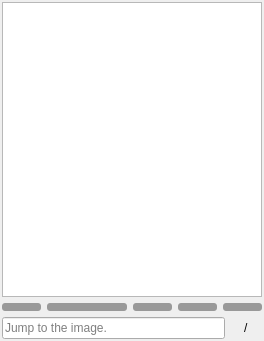
Above: ISAT/ui/file_dock.ui from yatengLG/ISAT_with_segment_anything before the change. Below: the same form after it.
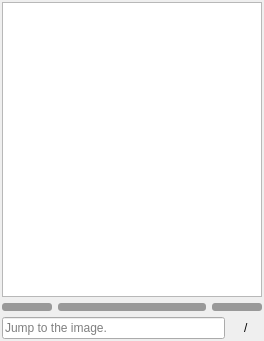
That is the form after the change.

Commit message: - 现在支持使用远程服务器进行sam encoding，需安装isat-sam-backend

What changed in the file:
```diff
--- a/ISAT/ui/file_dock.ui
+++ b/ISAT/ui/file_dock.ui
@@ -117,53 +117,7 @@
          <string>Next 1 image SAM state</string>
         </property>
         <property name="whatsThis">
-         <string>Next 1 image SAM state.</string>
-        </property>
-        <property name="styleSheet">
-         <string notr="true">background-color: rgb(153, 153, 153);
-border-radius: 3px;</string>
-        </property>
-        <property name="text">
-         <string/>
-        </property>
-       </widget>
-      </item>
-      <item>
-       <widget class="QLabel" name="label_next2_state">
-        <property name="maximumSize">
-         <size>
-          <width>50</width>
-          <height>8</height>
-         </size>
-        </property>
-        <property name="statusTip">
-         <string>Next 2 image SAM state</string>
-        </property>
-        <property name="whatsThis">
-         <string>Next 1 image SAM state.</string>
-        </property>
-        <property name="styleSheet">
-         <string notr="true">background-color: rgb(153, 153, 153);
-border-radius: 3px;</string>
-        </property>
-        <property name="text">
-         <string/>
-        </property>
-       </widget>
-      </item>
-      <item>
-       <widget class="QLabel" name="label_next3_state">
-        <property name="maximumSize">
-         <size>
-          <width>50</width>
-          <height>8</height>
-         </size>
-        </property>
-        <property name="statusTip">
-         <string>Next 3 image SAM state</string>
-        </property>
-        <property name="whatsThis">
-         <string>Next 3 image SAM state.</string>
+         <string>Next image SAM state.</string>
         </property>
         <property name="styleSheet">
          <string notr="true">background-color: rgb(153, 153, 153);
```
Left out of the diff: 2 changed lines with no effect on the pictures. The commit also changes 2 other files.
